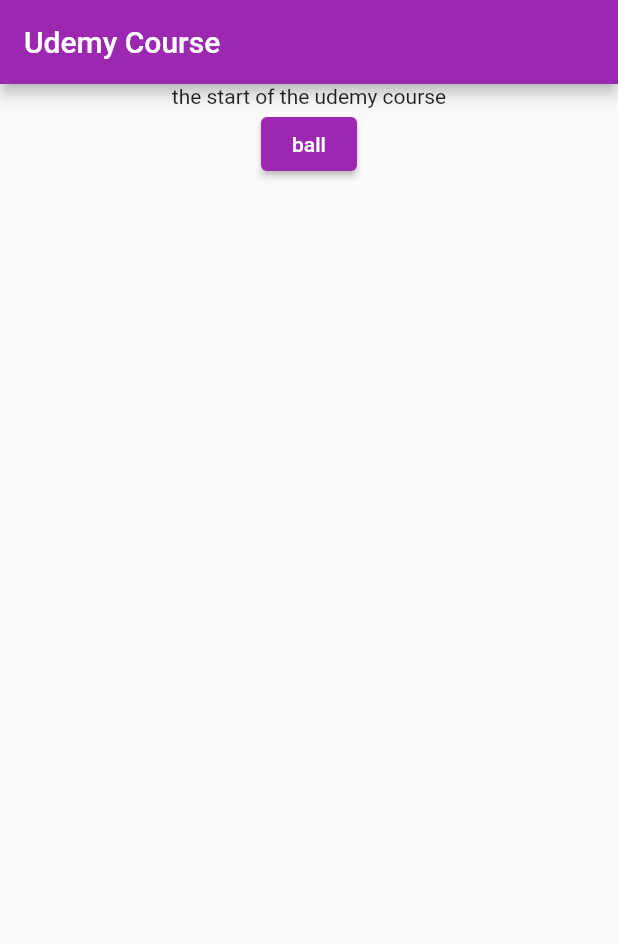
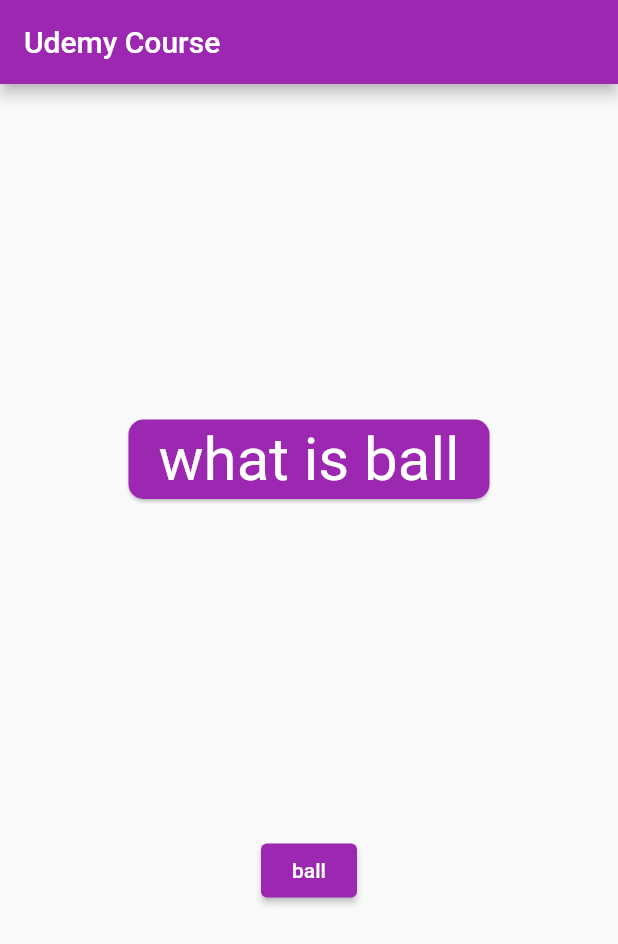
Before and after one commit to NyllRE/flutter_mastering, a Flutter app: the screen it shows after launch, after a tap on "Udemy Course App", on a phone screen of 412 x 824 dp. Shown: the top 944 px of the screen. Run offline on Flutter 3.47's test engine with Material 2 defaults, Android fonts, the phone set to English and light mode, and no system bars.

Commit message:
Cards - Padding - Border Radius

```diff
--- /dev/null
+++ b/lib/udemy_course/question.dart
@@ -0,0 +1,26 @@
+import 'package:flutter/material.dart';
+
+class Question extends StatelessWidget {
+  String questionText;
+
+  Question(this.questionText);
+
+  @override
+  Widget build(BuildContext context) {
+    return Center(
+        child: Card(
+      color: Colors.purple,
+      shape: RoundedRectangleBorder(borderRadius: BorderRadius.circular(10)),
+      child: Padding(
+        padding: const EdgeInsets.fromLTRB(20, 3, 20, 3),
+        child: Text(
+          questionText,
+          style: TextStyle(
+            color: Colors.white,
+            fontSize: 40,
+          ),
+        ),
+      ),
+    ));
+  }
+}
--- a/lib/udemy_course/udemy_course_app.dart
+++ b/lib/udemy_course/udemy_course_app.dart
@@ -1,6 +1,7 @@
 // ignore_for_file: library_private_types_in_public_api
 
 import 'package:flutter/material.dart';
+import 'package:flutter_mastering/udemy_course/question.dart';
 
 class UdemyCourseApp extends StatelessWidget {
   const UdemyCourseApp({Key? key}) : super(key: key);
@@ -25,25 +26,46 @@ class RootPage extends StatefulWidget {
 }
 
 class _RootPageState extends State<RootPage> {
+  int qIdx = 0;
+  List questions = [
+    'what is ball',
+    'how to ball',
+    'can you balling?',
+  ];
+
+  void nextQ() {
+    setState(() {
+      if (qIdx >= questions.length - 1) {
+        qIdx = 0;
+      } else {
+        qIdx += 1;
+      }
+    });
+  }
+
   @override
   Widget build(BuildContext context) {
     return Scaffold(
       appBar: AppBar(
         title: Text('Udemy Course'),
       ),
-      body: Column(
+      body: Center(
+        child: Column(
+          mainAxisAlignment: MainAxisAlignment.spaceEvenly,
           children: [
-          Center(
-            child: Text('the start of the udemy course'),
+            Question(questions[qIdx]),
+            ElevatedButton(
+              child: Text(
+                'ball',
               ),
-          ElevatedButton(
-            child: Text('ball'),
               onPressed: () {
-              debugPrint('balls?!!!');
+                nextQ();
+                debugPrint('$qIdx');
               },
             )
           ],
         ),
+      ),
     );
   }
 }
```
Lines whose indentation alone changed are shown as unchanged.
